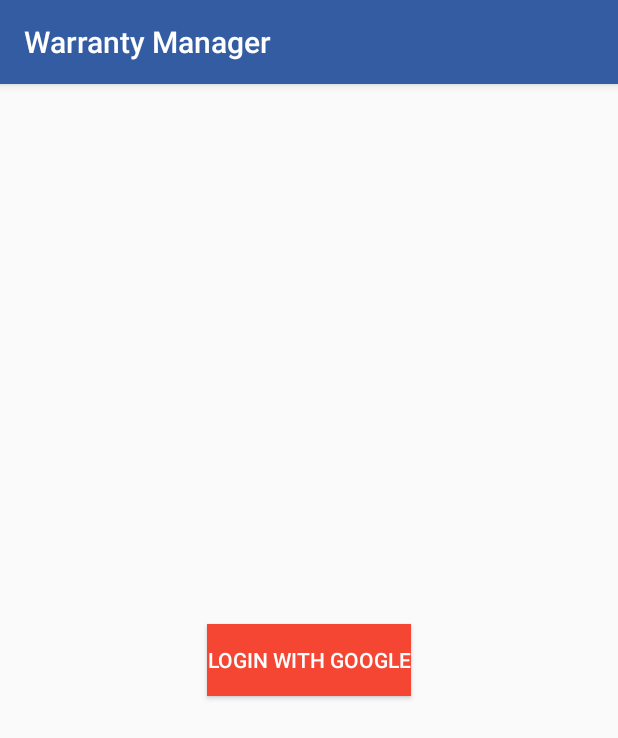
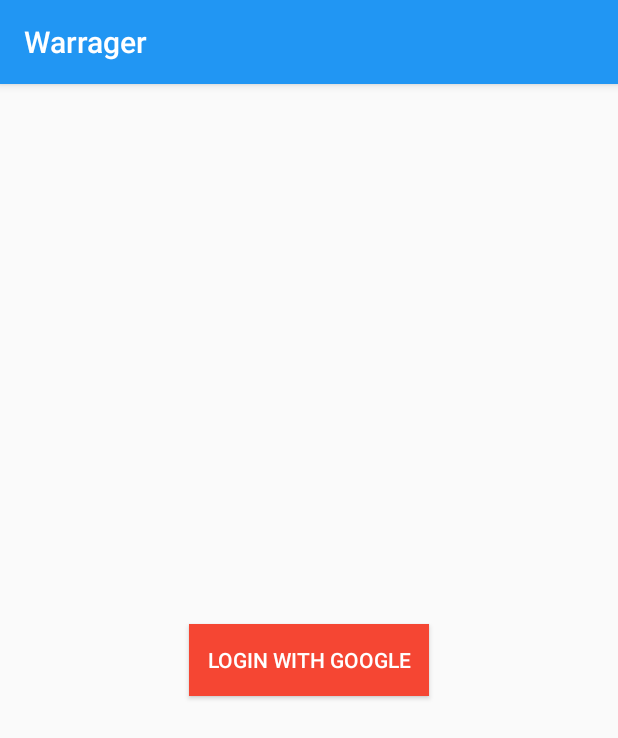
Before and after one commit to codegeass56/Warrager, an Android app: the screen it shows after launch (Login), on a phone screen of 412 x 824 dp. Shown: the top 738 px of the screen. Run offline under Robolectric (Android 15) with nearby library versions, the phone set to English and light mode, and no system bars; our stand-ins replace Firebase (no records; nobody signed in at launch, a user with empty details on screens opened directly).

Commit message:
Finished app

```diff
--- a/app/build.gradle
+++ b/app/build.gradle
@@ -37,6 +37,7 @@ dependencies {
     implementation 'com.google.firebase:firebase-database:19.2.0'
     implementation 'com.firebaseui:firebase-ui-database:3.1.3'
     implementation 'com.google.android.libraries.places:places:2.1.0'
+
 }
 //compile 'com.google.android.gms:play-services-maps:11.0.2'
 //compile 'com.google.android.gms:play-services-location:11.0.2'
--- a/app/src/main/AndroidManifest.xml
+++ b/app/src/main/AndroidManifest.xml
@@ -38,10 +38,10 @@
             android:exported="true">
             <intent-filter>
                 <action android:name="android.intent.action.MAIN" />
-
                 <category android:name="android.intent.category.LAUNCHER" />
             </intent-filter>
         </activity>
+
         <activity android:name=".MainActivity" />
         <activity android:name=".SelectedWarranty" />
     </application>
--- a/app/src/main/java/com/example/a242project/FullReceipt.java
+++ b/app/src/main/java/com/example/a242project/FullReceipt.java
@@ -9,6 +9,7 @@ import android.widget.ImageView;
 
 import androidx.appcompat.app.AppCompatActivity;
 
+@SuppressWarnings("ALL")
 public class FullReceipt extends AppCompatActivity {
     ImageView myFullReceipt;
     ImageButton backButton;
--- a/app/src/main/java/com/example/a242project/Login.java
+++ b/app/src/main/java/com/example/a242project/Login.java
@@ -68,7 +68,6 @@ public class Login extends AppCompatActivity {
             } catch (ApiException e) {
                 // Google Sign In failed, update UI appropriately
                 Toast.makeText(getApplicationContext(),"Sign in failed",Toast.LENGTH_SHORT).show();
-                // ...
             }
         }
     }
--- /dev/null
+++ b/app/src/main/res/drawable/login_ripple_effect.xml
@@ -0,0 +1,16 @@
+<?xml version="1.0" encoding="utf-8"?>
+<ripple
+    xmlns:android="http://schemas.android.com/apk/res/android"
+    android:color="#88FFFFFF"> <!-- Ripple color :: WHITE -->
+
+    <item>
+        <color android:color="@color/orange" /> <!-- Normal bg color-->
+    </item>
+
+    <!-- Make sure the ripple doesn't exceed the bounds -->
+    <item android:id="@android:id/mask">
+        <shape android:shape="rectangle">
+            <solid android:color="?android:colorAccent" />
+        </shape>
+    </item>
+</ripple>
--- a/app/src/main/res/layout/google_login.xml
+++ b/app/src/main/res/layout/google_login.xml
@@ -8,10 +8,10 @@
 
     <Button
         android:id="@+id/login"
-        android:layout_width="wrap_content"
+        android:layout_width="160dp"
         android:layout_height="wrap_content"
         android:layout_centerInParent="true"
-        android:background="#F54633"
-        android:text="Login with Google"
-        android:textColor="#FFFFFF" />
+        android:background="@drawable/login_ripple_effect"
+        android:text="@string/loginMessage"
+        android:textColor="@color/white" />
 </RelativeLayout>
--- a/app/src/main/res/layout/receipt_fullscreen.xml
+++ b/app/src/main/res/layout/receipt_fullscreen.xml
@@ -20,7 +20,7 @@
         android:id="@+id/backButton"
         android:layout_width="wrap_content"
         android:layout_height="wrap_content"
-        android:background="@null"
+        android:background="?attr/selectableItemBackgroundBorderless"
         app:srcCompat="@drawable/back_icon"
         tools:layout_editor_absoluteX="369dp"
         tools:layout_editor_absoluteY="0dp"
--- a/app/src/main/res/layout/selected_warranty_details.xml
+++ b/app/src/main/res/layout/selected_warranty_details.xml
@@ -228,9 +228,9 @@
         android:layout_marginTop="-3dp"
         android:layout_marginEnd="10dp"
         android:layout_marginBottom="5dp"
-        android:background="#CA0101"
+        android:background="@drawable/delete_ripple_effect"
         android:text="Delete"
-        android:textColor="#FDF8F8"
+        android:textColor="@color/white"
         tools:ignore="HardcodedText" />
 
 </RelativeLayout>
--- a/app/src/main/res/values/colors.xml
+++ b/app/src/main/res/values/colors.xml
@@ -1,6 +1,9 @@
 <?xml version="1.0" encoding="utf-8"?>
 <resources>
-    <color name="colorPrimary">#345CA2</color>
-    <color name="colorPrimaryDark">#000000</color>
-    <color name="colorAccent">#D81B60</color>
+    <color name="white">#FFFFFF</color>
+    <color name="green">#4CAF50</color>
+    <color name="black">#000000</color>
+    <color name="orange">#F54633</color>
+    <color name="red">#CA0101</color>
+    <color name="blue">#2196F3</color>
 </resources>
--- a/app/src/main/res/values/strings.xml
+++ b/app/src/main/res/values/strings.xml
@@ -1,5 +1,5 @@
 <resources>
-    <string name="app_name">Warranty Manager</string>
+    <string name="app_name">Warrager</string>
     <string name="date_format">dd/mm/yyyy</string>
     <string name="dateLabel"><b>Date of purchase:</b></string>
     <string name="priceLabel"><b>Total Price (VAT inclusive):</b></string>
@@ -14,13 +14,15 @@
     <string name="sellerEmailLabel"><b>Seller Email:</b></string>
     <string name="productNameLabel"><b>Product Name:</b></string>
     <string name="purchaseLocationLabel"><b>Purchase Location:</b></string>
+    <string name="logoutLabel">Logout</string>
     <string name="priceHint">Product Price</string>
     <string name="nameHint">Name of the seller</string>
     <string name="numberHint">Phone number of the seller</string>
     <string name="emailHint">Email Address of the seller</string>
     <string name="productNameHint">Name of the product</string>
     <string name="purchaseLocationHint">Purchase Location</string>
-    <string name="emptyMessage">Nothing yet? Try adding!</string>
+    <string name="emptyMessage">Nothing yet? Try adding a new warranty!</string>
     <string name="userReceipt"><b>Your Receipt</b></string>
     <string name="title_activity_maps">Map</string>
+    <string name="loginMessage">Login with Google</string>
 </resources>
--- a/app/src/main/res/values/styles.xml
+++ b/app/src/main/res/values/styles.xml
@@ -3,9 +3,7 @@
     <!-- Base application theme. -->
     <style name="AppTheme" parent="Theme.AppCompat.Light.DarkActionBar">
         <!-- Customize your theme here. -->
-        <item name="colorPrimary">@color/colorPrimary</item>
-        <item name="colorPrimaryDark">@color/colorPrimaryDark</item>
-        <item name="colorAccent">@color/colorAccent</item>
+        <item name="colorPrimary">@color/blue</item>
     </style>
 
 </resources>
```
Also changed, not shown: app/src/main/java/com/example/a242project/MainActivity.java (+2 -5 lines), app/src/main/java/com/example/a242project/NotificationService.java (added, +87 -0 lines), app/src/main/java/com/example/a242project/WarrantyList.java (+9 -7 lines), app/src/main/res/drawable/add_ripple_effect.xml (added, +17 -0 lines), app/src/main/res/drawable/delete_ripple_effect.xml (added, +16 -0 lines), app/src/main/res/layout/add_warranty.xml (+4 -3 lines), app/src/main/res/layout/warranty_listview.xml (+4 -4 lines).
